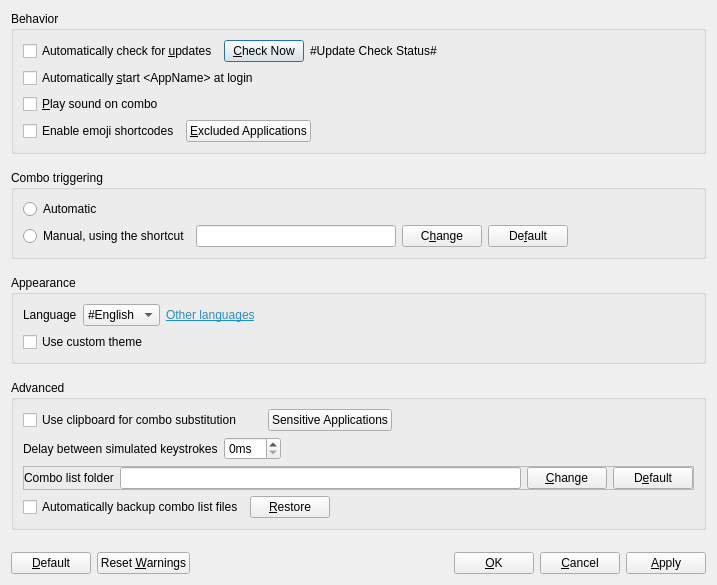
Before: the Qt Designer form Beeftext/PreferencesDialog.ui in xmichelo/Beeftext, drawn with Qt 5.
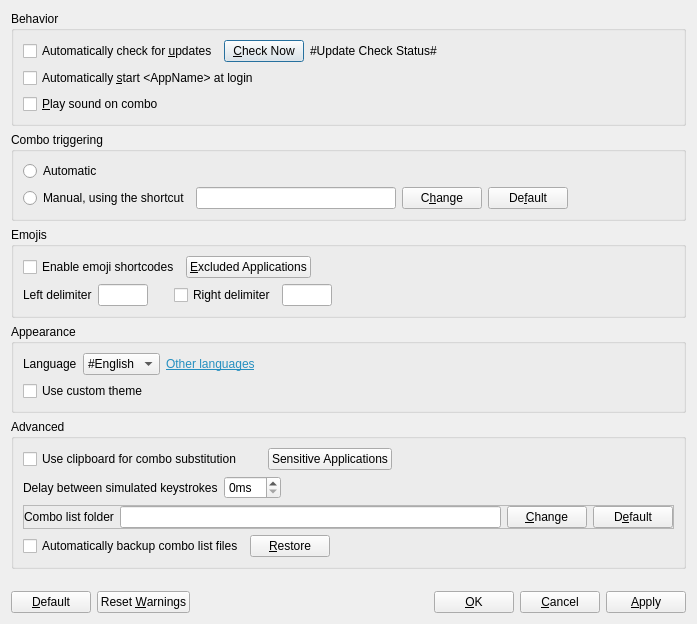
After: the same form once the commit is applied.

Commit message: Added preferences for emoji delimiters.

```diff
--- a/Beeftext/PreferencesDialog.ui
+++ b/Beeftext/PreferencesDialog.ui
@@ -6,8 +6,8 @@
    <rect>
     <x>0</x>
     <y>0</y>
-    <width>717</width>
-    <height>577</height>
+    <width>697</width>
+    <height>590</height>
    </rect>
   </property>
   <property name="windowTitle">
@@ -65,56 +65,9 @@
         </property>
        </widget>
       </item>
-      <item>
-       <layout class="QHBoxLayout" name="horizontalLayout_7">
-        <item>
-         <widget class="QCheckBox" name="checkEnableEmoji">
-          <property name="text">
-           <string>Enable emoji shortcodes</string>
-          </property>
-         </widget>
-        </item>
-        <item>
-         <widget class="QPushButton" name="buttonEmojiExcludedApps">
-          <property name="text">
-           <string>&amp;Excluded Applications</string>
-          </property>
-         </widget>
-        </item>
-        <item>
-         <spacer name="horizontalSpacer_6">
-          <property name="orientation">
-           <enum>Qt::Horizontal</enum>
-          </property>
-          <property name="sizeHint" stdset="0">
-           <size>
-            <width>40</width>
-            <height>20</height>
-           </size>
-          </property>
-         </spacer>
-        </item>
-       </layout>
-      </item>
      </layout>
     </widget>
    </item>
-   <item>
-    <spacer name="verticalSpacer_4">
-     <property name="orientation">
-      <enum>Qt::Vertical</enum>
-     </property>
-     <property name="sizeType">
-      <enum>QSizePolicy::Fixed</enum>
-     </property>
-     <property name="sizeHint" stdset="0">
-      <size>
-       <width>20</width>
-       <height>10</height>
-      </size>
-     </property>
-    </spacer>
-   </item>
    <item>
     <widget class="QGroupBox" name="groupBox">
      <property name="title">
@@ -200,20 +153,111 @@
     </widget>
    </item>
    <item>
-    <spacer name="verticalSpacer_3">
-     <property name="orientation">
-      <enum>Qt::Vertical</enum>
+    <widget class="QGroupBox" name="groupboxEmojis">
+     <property name="title">
+      <string>Emojis</string>
      </property>
-     <property name="sizeType">
-      <enum>QSizePolicy::Fixed</enum>
-     </property>
-     <property name="sizeHint" stdset="0">
-      <size>
-       <width>20</width>
-       <height>10</height>
-      </size>
-     </property>
-    </spacer>
+     <layout class="QVBoxLayout" name="verticalLayout_4">
+      <item>
+       <layout class="QHBoxLayout" name="horizontalLayout_7">
+        <item>
+         <widget class="QCheckBox" name="checkEnableEmoji">
+          <property name="text">
+           <string>Enable emoji shortcodes</string>
+          </property>
+         </widget>
+        </item>
+        <item>
+         <widget class="QPushButton" name="buttonEmojiExcludedApps">
+          <property name="text">
+           <string>&amp;Excluded Applications</string>
+          </property>
+         </widget>
+        </item>
+        <item>
+         <spacer name="horizontalSpacer_6">
+          <property name="orientation">
+           <enum>Qt::Horizontal</enum>
+          </property>
+          <property name="sizeHint" stdset="0">
+           <size>
+            <width>40</width>
+            <height>20</height>
+           </size>
+          </property>
+         </spacer>
+        </item>
+       </layout>
+      </item>
+      <item>
+       <layout class="QGridLayout" name="gridLayout_2" columnstretch="0,0,0,0,0,0">
+        <item row="0" column="4">
+         <widget class="QLineEdit" name="editEmojiRightDelimiter">
+          <property name="maximumSize">
+           <size>
+            <width>50</width>
+            <height>16777215</height>
+           </size>
+          </property>
+         </widget>
+        </item>
+        <item row="0" column="0">
+         <widget class="QLabel" name="labelEmojiLeftDelimiter">
+          <property name="text">
+           <string>Left delimiter</string>
+          </property>
+         </widget>
+        </item>
+        <item row="0" column="3">
+         <widget class="QCheckBox" name="checkEmojiRightDelimiter">
+          <property name="text">
+           <string>Right delimiter</string>
+          </property>
+         </widget>
+        </item>
+        <item row="0" column="5">
+         <spacer name="horizontalSpacer_9">
+          <property name="orientation">
+           <enum>Qt::Horizontal</enum>
+          </property>
+          <property name="sizeHint" stdset="0">
+           <size>
+            <width>40</width>
+            <height>20</height>
+           </size>
+          </property>
+         </spacer>
+        </item>
+        <item row="0" column="2">
+         <spacer name="horizontalSpacer_10">
+          <property name="orientation">
+           <enum>Qt::Horizontal</enum>
+          </property>
+          <property name="sizeType">
+           <enum>QSizePolicy::Fixed</enum>
+          </property>
+          <property name="sizeHint" stdset="0">
+           <size>
+            <width>20</width>
+            <height>10</height>
+           </size>
+          </property>
+         </spacer>
+        </item>
+        <item row="0" column="1">
+         <widget class="QLineEdit" name="editEmojiLeftDelimiter">
+          <property name="maximumSize">
+           <size>
+            <width>50</width>
+            <height>16777215</height>
+           </size>
+          </property>
+         </widget>
+        </item>
+       </layout>
+      </item>
+     </layout>
+    </widget>
    </item>
    <item>
     <widget class="QGroupBox" name="groupBoxAppeareance">
@@ -277,22 +321,6 @@
      </layout>
     </widget>
    </item>
-   <item>
-    <spacer name="verticalSpacer_2">
-     <property name="orientation">
-      <enum>Qt::Vertical</enum>
-     </property>
-     <property name="sizeType">
-      <enum>QSizePolicy::Fixed</enum>
-     </property>
-     <property name="sizeHint" stdset="0">
-      <size>
-       <width>20</width>
-       <height>10</height>
-      </size>
-     </property>
-    </spacer>
-   </item>
    <item>
     <widget class="QGroupBox" name="groupBoxAdvanced">
      <property name="title">
```
Left out of the diff: 80 changed lines with no effect on the pictures. The commit also changes 4 other files.
